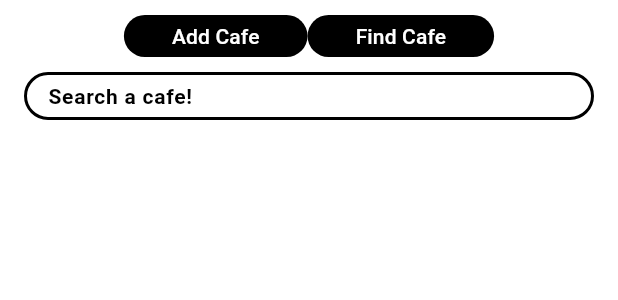
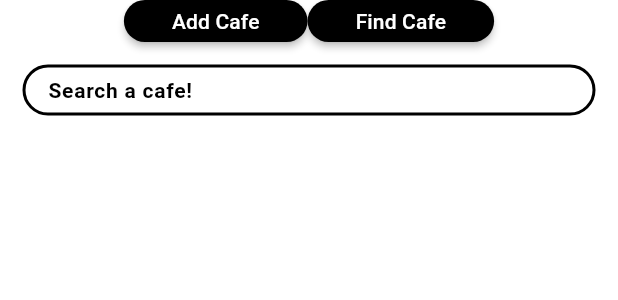
Before and after one commit to torak289/cafe-app-v2, a Flutter app: the SearchControls widget shown alone on an empty page, opened directly, on a phone screen of 412 x 824 dp. Shown: the top 300 px of the screen. Run offline on Flutter 3.47's test engine with Material 3 defaults, Android fonts, the phone set to English and light mode, and no system bars; our stand-ins replace barcode_widget, flutter_map, geolocator, latlong2, supabase_flutter; missing offline and left inert: flutter_map_animations; accounts and stored records are empty; network calls fail; Roboto replaces fonts that are missing (Ubuntu).

Commit message:
+ Barcode - App_Colours + Cafe_App_UI

```diff
--- /dev/null
+++ b/lib/constants/Cafe_App_UI.dart
@@ -0,0 +1,36 @@
+import 'package:flutter/material.dart';
+
+@immutable
+class CafeAppUI {
+  //Main Colors
+  static const Color primaryColor = Colors.white;
+  static const Color secondaryColor = Colors.black;
+  static const Color backgroundColor = Colors.white;
+
+  //Text
+  static const Color primaryText = CafeAppUI.primaryColor;
+  static const Color secondaryText = CafeAppUI.secondaryColor;
+  static const Color errorText = Colors.red;
+  static const double textSize = 14;
+
+  //Marker Colors
+  static const Color cafeMarkerColor = Colors.black;
+  static const Color roasterMarkerColor = Colors.pinkAccent;
+
+  //Main Element Padding
+  static const double screenVertical = 32;
+  static const double screenHorizontal = 16;
+
+  //BUTTONS
+  static const Color buttonTextColor = CafeAppUI.primaryText;
+  static const Color buttonBackgroundColor = Colors.black;
+  static const Color buttonShadowColor = Colors.black;
+  static const double buttonShadowHeight = 2;
+  static const double buttonHorizontalPadding = 32;
+  static const double buttonVerticalPadding = 4;
+  static const double buttonSpacing = 8;
+  //Icon Buttoms
+  static const Color iconButtonIconColor = Colors.black;
+  static const Color iconButtonIconBGColor = Colors.white;
+  static const double iconButtonIconSize = 20;
+}
--- a/lib/constants/app_colours.dart
+++ /dev/null
@@ -1,30 +0,0 @@
-import 'package:flutter/material.dart';
-
-@immutable
-class AppColours {
-  //Text Colours
-  static const Color primaryText = Colors.white;
-  static const Color secondaryText = Colors.black;
-  static const Color errorText = Colors.red;
-
-  //Main Colors
-  static const Color primaryColor = Colors.white;
-  static const Color secondaryColor = Colors.black;
-  static const Color backgroundColor = Colors.white;
-
-  //Button Colors
-  static const Color buttonTextColor = Colors.white;
-  static const Color buttonBackgroundColor = Colors.black;
-  static const Color iconButtonIconColor = Colors.black;
-  static const Color iconButtonIconBGColor = Colors.white;
-
-  //Icon Colors
-  static const Color cafeIconColor = Colors.black;
-  static const Color roasterIconColor = Colors.pinkAccent;
-
-  //Edge Insets
-  static const double screenVertical = 32;
-  static const double screenHorizontal = 16;
-  static const double buttonSpacing = 8;
-
-}
--- a/lib/themes/cafe_light.dart
+++ b/lib/themes/cafe_light.dart
@@ -1,4 +1,4 @@
-import 'package:cafeapp_v2/constants/app_colours.dart';
+import 'package:cafeapp_v2/constants/Cafe_App_UI.dart';
 import 'package:flutter/material.dart';
 
 String _fontFamily = "Ubuntu";
@@ -8,32 +8,39 @@ double _searchGapPadding = 0;
 
 ThemeData cafeLightTheme = ThemeData(
   useMaterial3: true,
-  primaryColor: AppColours.primaryColor,
-  canvasColor: AppColours.backgroundColor,
-  scaffoldBackgroundColor: AppColours.backgroundColor,
+  primaryColor: CafeAppUI.primaryColor,
+  canvasColor: CafeAppUI.backgroundColor,
+  scaffoldBackgroundColor: CafeAppUI.backgroundColor,
   //Icons
   iconTheme: const IconThemeData(
-    color: AppColours.primaryColor,
+    color: CafeAppUI.primaryColor,
   ),
   //Text
   fontFamily: _fontFamily,
+
   //Search
+  textSelectionTheme: const TextSelectionThemeData(
+    cursorColor: CafeAppUI.secondaryText,
+    selectionColor: CafeAppUI.secondaryText,
+    selectionHandleColor: CafeAppUI.secondaryText,
+  ),
   inputDecorationTheme: InputDecorationTheme(
     contentPadding: const EdgeInsets.fromLTRB(16, 4, 16, 4),
     isDense: true,
     filled: true,
-    fillColor: AppColours.backgroundColor,
+    fillColor: CafeAppUI.backgroundColor,
     floatingLabelBehavior: FloatingLabelBehavior.never,
     labelStyle: TextStyle(
-      color: AppColours.secondaryColor,
+      color: CafeAppUI.secondaryColor,
       fontWeight: FontWeight.bold,
       fontFamily: _fontFamily,
-      fontSize: 14,
+      fontSize: CafeAppUI.textSize,
     ),
     focusedBorder: OutlineInputBorder(
       gapPadding: _searchGapPadding,
       borderSide: BorderSide(
         width: _searchBorderWidth,
+        strokeAlign: BorderSide.strokeAlignCenter,
       ),
       borderRadius: _searchBorderRadius,
     ),
@@ -41,6 +48,7 @@ ThemeData cafeLightTheme = ThemeData(
       gapPadding: _searchGapPadding,
       borderSide: BorderSide(
         width: _searchBorderWidth,
+        strokeAlign: BorderSide.strokeAlignCenter,
       ),
       borderRadius: _searchBorderRadius,
     ),
@@ -49,7 +57,7 @@ ThemeData cafeLightTheme = ThemeData(
       borderSide: BorderSide(
         width: _searchBorderWidth,
         strokeAlign: BorderSide.strokeAlignCenter,
-        color: AppColours.buttonBackgroundColor,
+        color: CafeAppUI.buttonBackgroundColor,
       ),
       borderRadius: _searchBorderRadius,
     ),
@@ -57,18 +65,17 @@ ThemeData cafeLightTheme = ThemeData(
   //Buttons
   textButtonTheme: const TextButtonThemeData(
     style: ButtonStyle(
+      tapTargetSize: MaterialTapTargetSize.shrinkWrap,
       minimumSize: WidgetStatePropertyAll(Size.zero),
-      backgroundColor: WidgetStatePropertyAll(
-        AppColours.buttonBackgroundColor,
-      ),
-      foregroundColor: WidgetStatePropertyAll(
-        AppColours.buttonTextColor,
-      ),
-      iconColor: WidgetStatePropertyAll(
-        AppColours.primaryColor,
-      ),
+      shadowColor: WidgetStatePropertyAll(CafeAppUI.buttonShadowColor),
+      elevation: WidgetStatePropertyAll(CafeAppUI.buttonShadowHeight),
+      backgroundColor: WidgetStatePropertyAll(CafeAppUI.buttonBackgroundColor),
+      foregroundColor: WidgetStatePropertyAll(CafeAppUI.buttonTextColor),
+      iconColor: WidgetStatePropertyAll(CafeAppUI.primaryColor),
       padding: WidgetStatePropertyAll(
-        EdgeInsets.fromLTRB(32, 4, 32, 4),
+        EdgeInsets.symmetric(
+            vertical: CafeAppUI.buttonVerticalPadding,
+            horizontal: CafeAppUI.buttonHorizontalPadding),
       ),
     ),
   ),
@@ -76,14 +83,14 @@ ThemeData cafeLightTheme = ThemeData(
     style: ButtonStyle(
       tapTargetSize: MaterialTapTargetSize.shrinkWrap,
       alignment: Alignment.center,
-      shadowColor: WidgetStatePropertyAll(AppColours.secondaryColor),
-      elevation: WidgetStatePropertyAll(2),
-      backgroundColor: WidgetStatePropertyAll(AppColours.iconButtonIconBGColor),
-      iconColor: WidgetStatePropertyAll(AppColours.iconButtonIconColor),
-      iconSize: WidgetStatePropertyAll(20),
+      shadowColor: WidgetStatePropertyAll(CafeAppUI.secondaryColor),
+      elevation: WidgetStatePropertyAll(CafeAppUI.buttonShadowHeight),
+      backgroundColor: WidgetStatePropertyAll(CafeAppUI.iconButtonIconBGColor),
+      iconColor: WidgetStatePropertyAll(CafeAppUI.iconButtonIconColor),
+      iconSize: WidgetStatePropertyAll(CafeAppUI.iconButtonIconSize),
       minimumSize: WidgetStatePropertyAll(Size.zero),
       padding: WidgetStatePropertyAll(
-        EdgeInsets.all(6),
+        EdgeInsets.all(CafeAppUI.buttonVerticalPadding),
       ),
     ),
   ),
--- a/lib/widgets/cafe_marker.dart
+++ b/lib/widgets/cafe_marker.dart
@@ -1,4 +1,4 @@
-import 'package:cafeapp_v2/constants/app_colours.dart';
+import 'package:cafeapp_v2/constants/Cafe_App_UI.dart';
 import 'package:flutter/material.dart';
 
 import 'package:flutter_map/flutter_map.dart';
@@ -28,7 +28,7 @@ class CafeMarker extends Marker {
                 },
                 child: const Icon(
                   Icons.location_on_sharp,
-                  color: AppColours.cafeIconColor,
+                  color: CafeAppUI.cafeMarkerColor,
                 ),
               ),
               Column(
@@ -40,7 +40,7 @@ class CafeMarker extends Marker {
                       fontFamily: "Monospace",
                       fontWeight: FontWeight.bold,
                       fontSize: 8,
-                      color: AppColours.secondaryColor,
+                      color: CafeAppUI.secondaryColor,
                     ),
                   ),
                   const Text(
@@ -49,7 +49,7 @@ class CafeMarker extends Marker {
                       fontFamily: "Monospace",
                       fontWeight: FontWeight.bold,
                       fontSize: 8,
-                      color: AppColours.secondaryColor,
+                      color: CafeAppUI.secondaryColor,
                     ),
                   ),
                 ],
--- a/lib/widgets/map_controls.dart
+++ b/lib/widgets/map_controls.dart
@@ -1,4 +1,4 @@
-import 'package:cafeapp_v2/constants/app_colours.dart';
+import 'package:cafeapp_v2/constants/Cafe_App_UI.dart';
 import 'package:flutter/material.dart';
 import 'package:flutter_map_animations/flutter_map_animations.dart';
 import 'package:geolocator/geolocator.dart';
@@ -17,7 +17,7 @@ class MapControls extends StatelessWidget {
   @override
   Widget build(BuildContext context) {
     return Padding(
-      padding: const EdgeInsets.fromLTRB(0, 0, AppColours.screenHorizontal, AppColours.screenVertical * 3),
+      padding: const EdgeInsets.fromLTRB(0, 0, CafeAppUI.screenHorizontal, CafeAppUI.screenVertical * 3),
       child: Column(
         mainAxisAlignment: MainAxisAlignment.end,
         children: [
--- a/lib/widgets/search_controls.dart
+++ b/lib/widgets/search_controls.dart
@@ -1,4 +1,4 @@
-import 'package:cafeapp_v2/constants/app_colours.dart';
+import 'package:cafeapp_v2/constants/Cafe_App_UI.dart';
 import 'package:cafeapp_v2/constants/routes.dart';
 import 'package:cafeapp_v2/services/database_service.dart';
 import 'package:flutter/material.dart';
@@ -30,8 +30,8 @@ class _SearchControlsState extends State<SearchControls> {
         Provider.of<DatabaseService>(context, listen: false);
 
     return Padding(
-      padding: const EdgeInsets.fromLTRB(AppColours.screenHorizontal, 0,
-          AppColours.screenHorizontal, AppColours.screenVertical),
+      padding: const EdgeInsets.fromLTRB(CafeAppUI.screenHorizontal, 0,
+          CafeAppUI.screenHorizontal, CafeAppUI.screenVertical),
       child: Column(
         mainAxisAlignment: MainAxisAlignment.end,
         mainAxisSize: MainAxisSize.min,
@@ -52,9 +52,11 @@ class _SearchControlsState extends State<SearchControls> {
               ),
             ],
           ),
+          Padding(padding: EdgeInsets.all(8)),
           TextField(
             decoration: const InputDecoration(labelText: 'Search a cafe!'),
             controller: searchController,
+            onTapOutside: (event) => FocusScope.of(context).requestFocus(new FocusNode()), //TODO: meh behavior improve...
             onSubmitted: (input) async {
               /*await database.search(searchController.text.trim());
               if(context.mounted){
--- a/lib/widgets/user_marker.dart
+++ b/lib/widgets/user_marker.dart
@@ -1,4 +1,4 @@
-import 'package:cafeapp_v2/constants/app_colours.dart';
+import 'package:cafeapp_v2/constants/Cafe_App_UI.dart';
 import 'package:flutter/material.dart';
 import 'package:flutter_map/flutter_map.dart';
 import 'package:geolocator/geolocator.dart';
@@ -29,7 +29,7 @@ class UserMarker extends Marker {
                   angle: position.heading,
                   child: const Icon(
                     Icons.navigation,
-                    color: AppColours.secondaryColor,
+                    color: CafeAppUI.secondaryColor,
                     size: 20,
                   ),
                 )
--- a/pubspec.yaml
+++ b/pubspec.yaml
@@ -44,6 +44,7 @@ dependencies:
   provider: ^6.1.2
   shared_preferences: ^2.3.1
   flutter_map_animations: ^0.7.1
+  barcode_widget: ^2.0.4
 
 dev_dependencies:
   flutter_test:
```
Also changed, not shown: lib/screens/add_cafe_page.dart (+5 -5 lines), lib/screens/login_page.dart (+22 -8 lines), lib/screens/map_page.dart (+13 -5 lines), lib/widgets/roaster_marker.dart (+4 -4 lines), pubspec.lock.
